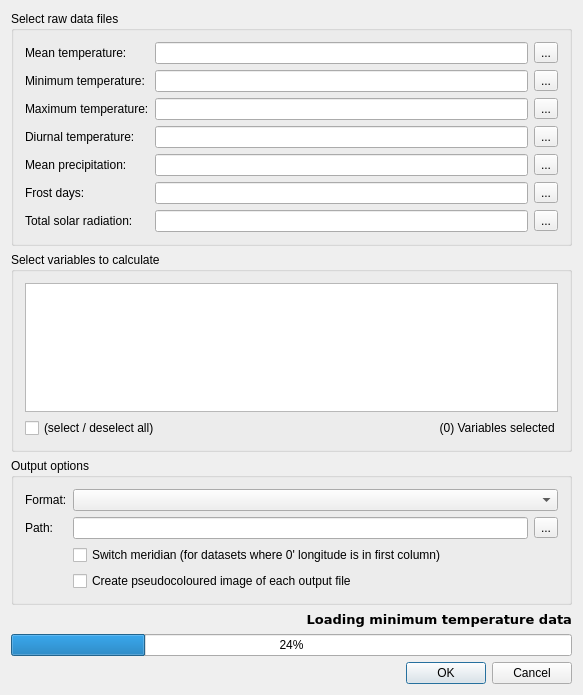
This is external_plugins/cdp2/src/ui/climatedataprocessorguibase.ui in sourcepole/qgis as Qt 5 draws it before an edit. The edited form follows.
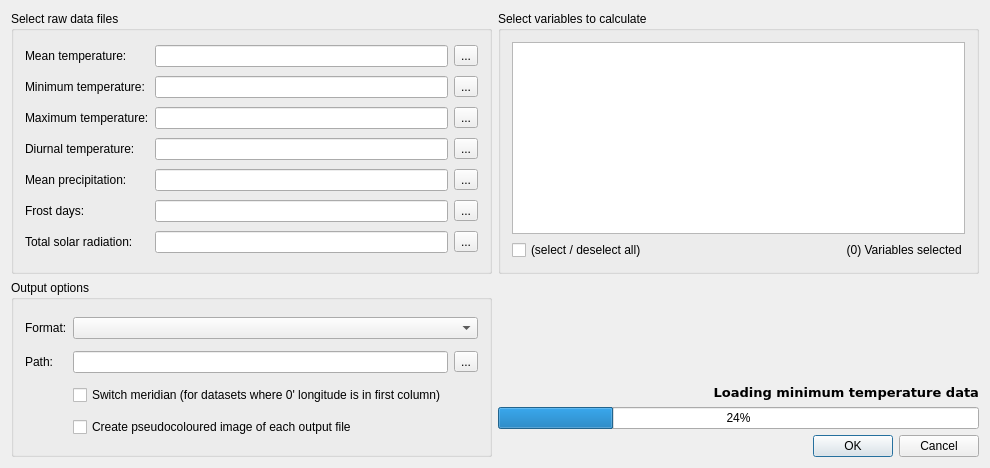
This is the edited form. Icons and pictures are not drawn.

Commit message: Layout out dialog horizontally so more list items can be viewed

What changed in the file:
```diff
--- a/external_plugins/cdp2/src/ui/climatedataprocessorguibase.ui
+++ b/external_plugins/cdp2/src/ui/climatedataprocessorguibase.ui
@@ -5,8 +5,8 @@
    <rect>
     <x>0</x>
     <y>0</y>
-    <width>583</width>
-    <height>695</height>
+    <width>990</width>
+    <height>468</height>
    </rect>
   </property>
   <property name="windowTitle" >
@@ -223,14 +223,18 @@
      </layout>
     </widget>
    </item>
-   <item row="1" column="0" >
+   <item row="0" column="1" >
     <widget class="QGroupBox" name="grpVars" >
      <property name="title" >
       <string>Select variables to calculate</string>
      </property>
      <layout class="QGridLayout" >
       <item row="0" column="0" colspan="2" >
-       <widget class="QListWidget" name="lstVariablesToCalc" />
+       <widget class="QListWidget" name="lstVariablesToCalc" >
+        <property name="alternatingRowColors" >
+         <bool>true</bool>
+        </property>
+       </widget>
       </item>
       <item row="1" column="0" >
        <widget class="QCheckBox" name="cbxSelectAllVars" >
@@ -249,7 +253,7 @@
      </layout>
     </widget>
    </item>
-   <item row="2" column="0" >
+   <item rowspan="4" row="1" column="0" >
     <widget class="QGroupBox" name="grpOutput" >
      <property name="title" >
       <string>Output options</string>
@@ -309,7 +313,20 @@
      </layout>
     </widget>
    </item>
-   <item row="3" column="0" >
+   <item row="1" column="1" >
+    <spacer>
+     <property name="orientation" >
+      <enum>Qt::Vertical</enum>
+     </property>
+     <property name="sizeHint" >
+      <size>
+       <width>20</width>
+       <height>40</height>
+      </size>
+     </property>
+    </spacer>
+   </item>
+   <item row="2" column="1" >
     <widget class="QLabel" name="lblCurrentTask" >
      <property name="font" >
       <font>
@@ -330,14 +347,14 @@
      </property>
     </widget>
    </item>
-   <item row="4" column="0" >
+   <item row="3" column="1" >
     <widget class="QProgressBar" name="progressTotalJob" >
      <property name="value" >
       <number>24</number>
      </property>
     </widget>
    </item>
-   <item row="5" column="0" >
+   <item row="4" column="1" >
     <widget class="QDialogButtonBox" name="buttonBox" >
      <property name="standardButtons" >
       <set>QDialogButtonBox::Cancel|QDialogButtonBox::NoButton|QDialogButtonBox::Ok</set>
```
